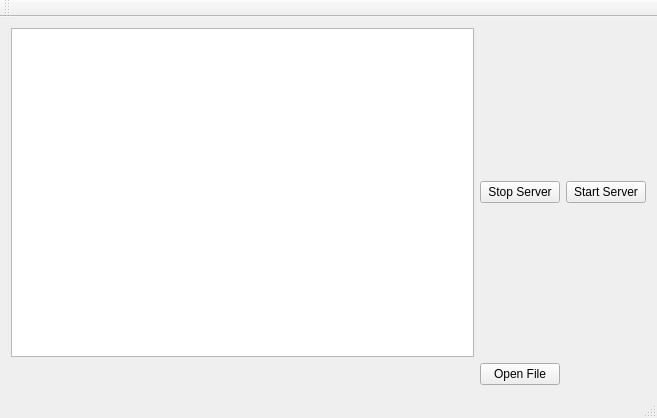
This is ui/mainview.ui in Rodeleeuw/QtLearning as Qt 5 draws it before an edit. The edited form follows.
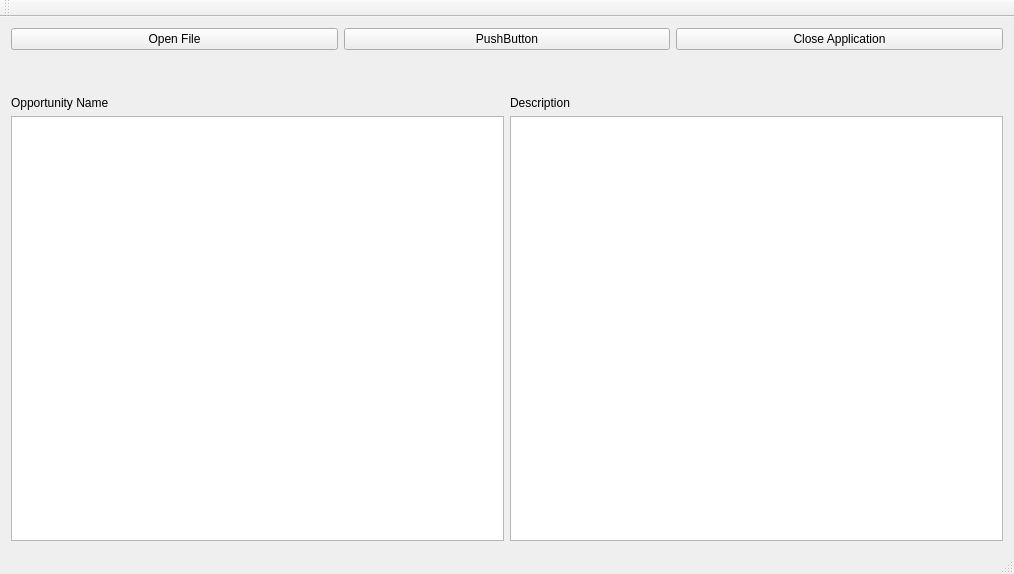
This is the edited form.

Commit message: updated, with open dialog for file selection

The edit to the form file:
```diff
--- a/ui/mainview.ui
+++ b/ui/mainview.ui
@@ -6,38 +6,89 @@
    <rect>
     <x>0</x>
     <y>0</y>
-    <width>657</width>
-    <height>418</height>
+    <width>1014</width>
+    <height>574</height>
    </rect>
   </property>
+  <property name="minimumSize">
+   <size>
+    <width>10</width>
+    <height>574</height>
+   </size>
+  </property>
   <property name="windowTitle">
    <string>MainView</string>
   </property>
   <widget class="QWidget" name="centralWidget">
    <layout class="QGridLayout" name="gridLayout">
-    <item row="0" column="0">
-     <widget class="QListWidget" name="listWidget"/>
-    </item>
-    <item row="0" column="4">
-     <widget class="QPushButton" name="btnStartServer">
-      <property name="text">
-       <string>Start Server</string>
-      </property>
-     </widget>
-    </item>
-    <item row="0" column="3">
-     <widget class="QPushButton" name="btnStopServer">
-      <property name="text">
-       <string>Stop Server</string>
-      </property>
-     </widget>
-    </item>
-    <item row="1" column="3">
-     <widget class="QPushButton" name="btnOpenFile">
-      <property name="text">
-       <string>Open File</string>
-      </property>
-     </widget>
+    <item row="1" column="0">
+     <layout class="QVBoxLayout" name="verticalLayout">
+      <item>
+       <layout class="QHBoxLayout" name="horizontalLayout">
+        <item>
+         <widget class="QPushButton" name="btnOpenFile">
+          <property name="text">
+           <string>Open File</string>
+          </property>
+         </widget>
+        </item>
+        <item>
+         <widget class="QPushButton" name="btnExtra">
+          <property name="text">
+           <string>PushButton</string>
+          </property>
+         </widget>
+        </item>
+        <item>
+         <widget class="QPushButton" name="btnCloseApp">
+          <property name="text">
+           <string>Close Application</string>
+          </property>
+         </widget>
+        </item>
+       </layout>
+      </item>
+      <item>
+       <spacer name="verticalSpacer">
+        <property name="orientation">
+         <enum>Qt::Vertical</enum>
+        </property>
+        <property name="sizeType">
+         <enum>QSizePolicy::Fixed</enum>
+        </property>
+        <property name="sizeHint" stdset="0">
+         <size>
+          <width>20</width>
+          <height>40</height>
+         </size>
+        </property>
+       </spacer>
+      </item>
+      <item>
+       <layout class="QGridLayout" name="gridLayout_2">
+        <item row="0" column="0">
+         <widget class="QLabel" name="label">
+          <property name="text">
+           <string>Opportunity Name </string>
+          </property>
+         </widget>
+        </item>
+        <item row="1" column="1">
+         <widget class="QTextEdit" name="textEdit"/>
+        </item>
+        <item row="0" column="1">
+         <widget class="QLabel" name="label_2">
+          <property name="text">
+           <string>Description</string>
+          </property>
+         </widget>
+        </item>
+        <item row="1" column="0">
+         <widget class="QListWidget" name="listWidget"/>
+        </item>
+       </layout>
+      </item>
+     </layout>
     </item>
    </layout>
   </widget>
```
Left out of the diff: 2 changed lines with no effect on the pictures. The commit also changes 5 other files.
